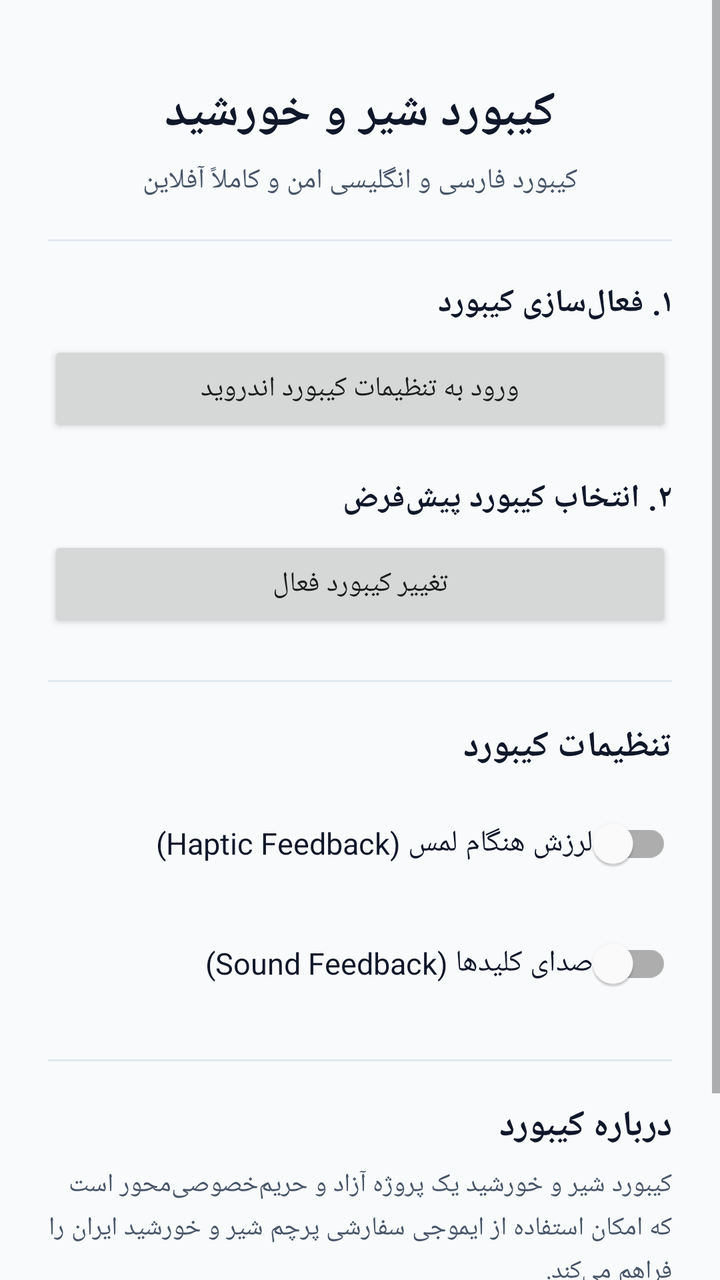
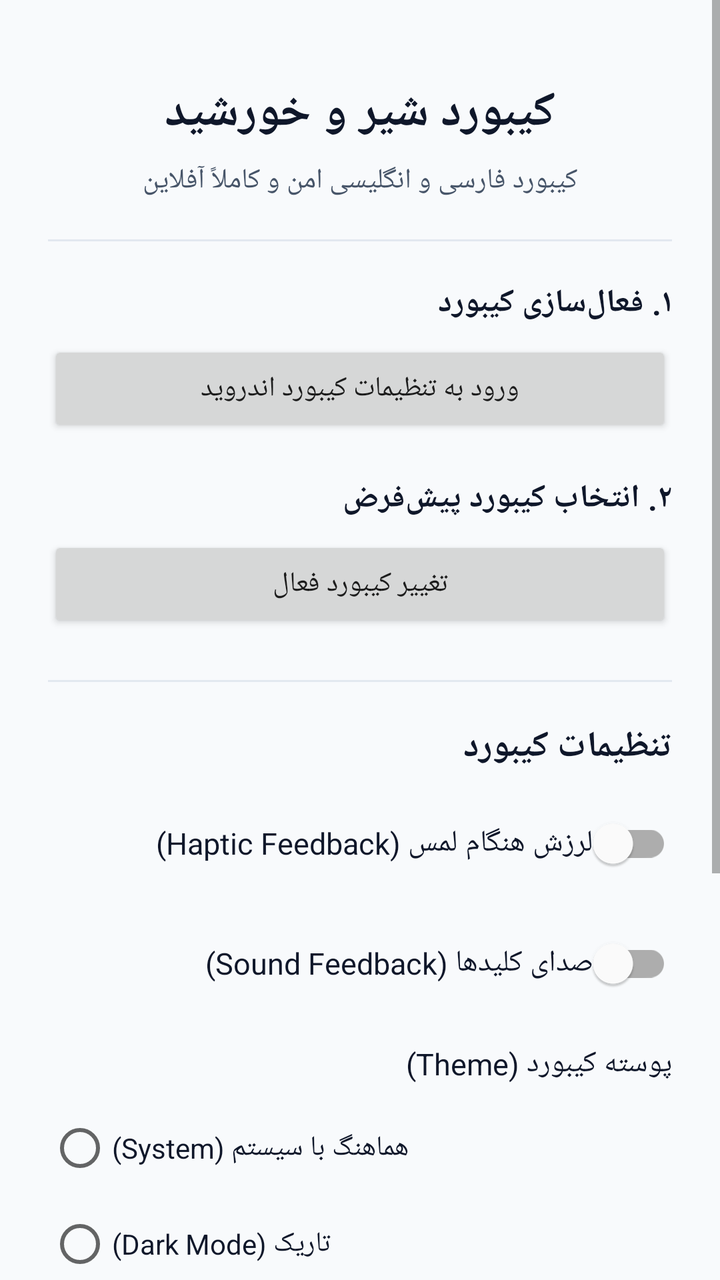

Compare the two renders of this Android layout. The source of the first and the diff that turns it into the second are given below.
<!-- AndroidManifest.xml: application theme Theme.ShiroKhorshid -->
<!-- res/layout/activity_main.xml -->
<?xml version="1.0" encoding="utf-8"?>
<ScrollView xmlns:android="http://schemas.android.com/apk/res/android"
    android:layout_width="match_parent"
    android:layout_height="match_parent"
    android:fillViewport="true"
    android:background="@color/background">

    <LinearLayout
        android:layout_width="match_parent"
        android:layout_height="wrap_content"
        android:orientation="vertical"
        android:padding="24dp"
        android:gravity="center_horizontal">

        <TextView
            android:layout_width="wrap_content"
            android:layout_height="wrap_content"
            android:text="@string/welcome_title"
            android:textSize="24sp"
            android:textStyle="bold"
            android:textColor="@color/text_primary"
            android:layout_marginTop="16dp" />

        <TextView
            android:layout_width="wrap_content"
            android:layout_height="wrap_content"
            android:text="@string/welcome_subtitle"
            android:textSize="14sp"
            android:textColor="@color/text_secondary"
            android:layout_marginTop="8dp"
            android:gravity="center" />

        <View
            android:layout_width="match_parent"
            android:layout_height="1dp"
            android:background="#E2E8F0"
            android:layout_marginTop="20dp"
            android:layout_marginBottom="20dp" />

        <TextView
            android:layout_width="match_parent"
            android:layout_height="wrap_content"
            android:text="@string/step_1_title"
            android:textSize="16sp"
            android:textStyle="bold"
            android:textColor="@color/text_primary"
            android:layout_marginBottom="8dp" />

        <Button
            android:id="@+id/btnEnableKeyboard"
            android:layout_width="match_parent"
            android:layout_height="wrap_content"
            android:text="@string/btn_enable_keyboard"
            android:padding="12dp"
            android:layout_marginBottom="20dp" />

        <TextView
            android:layout_width="match_parent"
            android:layout_height="wrap_content"
            android:text="@string/step_2_title"
            android:textSize="16sp"
            android:textStyle="bold"
            android:textColor="@color/text_primary"
            android:layout_marginBottom="8dp" />

        <Button
            android:id="@+id/btnSelectKeyboard"
            android:layout_width="match_parent"
            android:layout_height="wrap_content"
            android:text="@string/btn_select_keyboard"
            android:padding="12dp"
            android:layout_marginBottom="24dp" />

        <View
            android:layout_width="match_parent"
            android:layout_height="1dp"
            android:background="#E2E8F0"
            android:layout_marginBottom="20dp" />

        <TextView
            android:layout_width="match_parent"
            android:layout_height="wrap_content"
            android:text="@string/settings_title"
            android:textSize="18sp"
            android:textStyle="bold"
            android:textColor="@color/text_primary"
            android:layout_marginBottom="12dp" />

        <com.google.android.material.switchmaterial.SwitchMaterial
            android:id="@+id/switchHaptic"
            android:layout_width="match_parent"
            android:layout_height="wrap_content"
            android:text="@string/setting_haptic_title"
            android:textColor="@color/text_primary"
            android:textSize="15sp"
            android:layout_marginBottom="12dp" />

        <com.google.android.material.switchmaterial.SwitchMaterial
            android:id="@+id/switchSound"
            android:layout_width="match_parent"
            android:layout_height="wrap_content"
            android:text="@string/setting_sound_title"
            android:textColor="@color/text_primary"
            android:textSize="15sp"
            android:layout_marginBottom="24dp" />

        <View
            android:layout_width="match_parent"
            android:layout_height="1dp"
            android:background="#E2E8F0"
            android:layout_marginBottom="20dp" />

        <TextView
            android:layout_width="match_parent"
            android:layout_height="wrap_content"
            android:text="@string/about_title"
            android:textSize="18sp"
            android:textStyle="bold"
            android:textColor="@color/text_primary"
            android:layout_marginBottom="8dp" />

        <TextView
            android:layout_width="match_parent"
            android:layout_height="wrap_content"
            android:text="@string/about_description"
            android:textSize="13sp"
            android:textColor="@color/text_secondary"
            android:lineSpacingExtra="4dp"
            android:layout_marginBottom="24dp" />

        <TextView
            android:layout_width="match_parent"
            android:layout_height="wrap_content"
            android:text="@string/privacy_notice"
            android:textSize="12sp"
            android:textColor="@color/text_secondary"
            android:gravity="center"
            android:padding="12dp"
            android:background="#EDF2F7" />

    </LinearLayout>
</ScrollView>
<!-- resources referenced by this layout -->
<resources>
  <color name="background">#F8FAFC</color>
  <color name="text_primary">#0F172A</color>
  <color name="text_secondary">#475569</color>
  <string name="about_description">کیبورد شیر و خورشید یک پروژه آزاد و حریم‌خصوصی‌محور است که امکان استفاده از ایموجی سفارشی پرچم شیر و خورشید ایران را فراهم می‌کند.</string>
  <string name="about_title">درباره کیبورد</string>
  <string name="btn_enable_keyboard">ورود به تنظیمات کیبورد اندروید</string>
  <string name="btn_select_keyboard">تغییر کیبورد فعال</string>
  <string name="privacy_notice">این برنامه کاملاً آفلاین بوده و هیچ اطلاعاتی را از دستگاه شما جمع‌آوری یا منتقل نمی‌کند.</string>
  <string name="setting_haptic_title">لرزش هنگام لمس (Haptic Feedback)</string>
  <string name="setting_sound_title">صدای کلیدها (Sound Feedback)</string>
  <string name="settings_title">تنظیمات کیبورد</string>
  <string name="step_1_title">۱. فعال‌سازی کیبورد</string>
  <string name="step_2_title">۲. انتخاب کیبورد پیش‌فرض</string>
  <string name="welcome_subtitle">کیبورد فارسی و انگلیسی امن و کاملاً آفلاین</string>
  <string name="welcome_title">کیبورد شیر و خورشید</string>
  <style name="Theme.ShiroKhorshid" parent="Theme.MaterialComponents.DayNight.NoActionBar">
          <item name="colorPrimary">@color/primary</item>
          <item name="colorPrimaryDark">@color/primary_dark</item>
          <item name="colorAccent">@color/accent</item>
          <item name="android:windowBackground">@color/background</item>
      </style>
  <color name="primary">#1A73E8</color>
  <color name="primary_dark">#1557B0</color>
  <color name="accent">#D97706</color>
</resources>

<!-- the commit's change to res/layout/activity_main.xml (unified diff, before → after) -->
@@ -102,7 +102,44 @@
             android:text="@string/setting_sound_title"
             android:textColor="@color/text_primary"
             android:textSize="15sp"
-            android:layout_marginBottom="24dp" />
+            android:layout_marginBottom="16dp" />
+
+        <TextView
+            android:layout_width="match_parent"
+            android:layout_height="wrap_content"
+            android:text="@string/setting_theme_title"
+            android:textSize="15sp"
+            android:textColor="@color/text_primary"
+            android:layout_marginBottom="8dp" />
+
+        <RadioGroup
+            android:id="@+id/rgTheme"
+            android:layout_width="match_parent"
+            android:layout_height="wrap_content"
+            android:orientation="vertical"
+            android:layout_marginBottom="24dp">
+
+            <RadioButton
+                android:id="@+id/rbThemeSystem"
+                android:layout_width="wrap_content"
+                android:layout_height="wrap_content"
+                android:text="@string/theme_system"
+                android:textColor="@color/text_primary" />
+
+            <RadioButton
+                android:id="@+id/rbThemeDark"
+                android:layout_width="wrap_content"
+                android:layout_height="wrap_content"
+                android:text="@string/theme_dark"
+                android:textColor="@color/text_primary" />
+
+            <RadioButton
+                android:id="@+id/rbThemeLight"
+                android:layout_width="wrap_content"
+                android:layout_height="wrap_content"
+                android:text="@string/theme_light"
+                android:textColor="@color/text_primary" />
+        </RadioGroup>
 
         <View
             android:layout_width="match_parent"
<!-- resource entries referenced after the edit -->
@@ -10,9 +10,13 @@
   <string name="privacy_notice">این برنامه کاملاً آفلاین بوده و هیچ اطلاعاتی را از دستگاه شما جمع‌آوری یا منتقل نمی‌کند.</string>
   <string name="setting_haptic_title">لرزش هنگام لمس (Haptic Feedback)</string>
   <string name="setting_sound_title">صدای کلیدها (Sound Feedback)</string>
+  <string name="setting_theme_title">پوسته کیبورد (Theme)</string>
   <string name="settings_title">تنظیمات کیبورد</string>
   <string name="step_1_title">۱. فعال‌سازی کیبورد</string>
   <string name="step_2_title">۲. انتخاب کیبورد پیش‌فرض</string>
+  <string name="theme_dark">تاریک (Dark Mode)</string>
+  <string name="theme_light">روشن (Light Mode)</string>
+  <string name="theme_system">هماهنگ با سیستم (System)</string>
   <string name="welcome_subtitle">کیبورد فارسی و انگلیسی امن و کاملاً آفلاین</string>
   <string name="welcome_title">کیبورد شیر و خورشید</string>
   <style name="Theme.ShiroKhorshid" parent="Theme.MaterialComponents.DayNight.NoActionBar">
